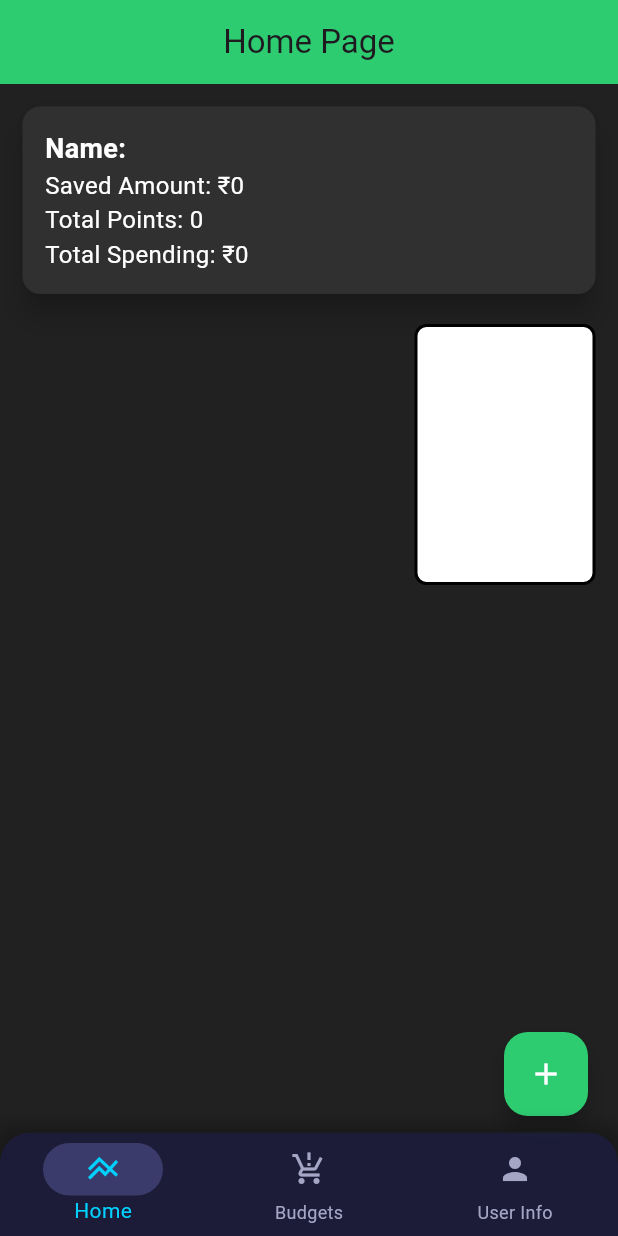
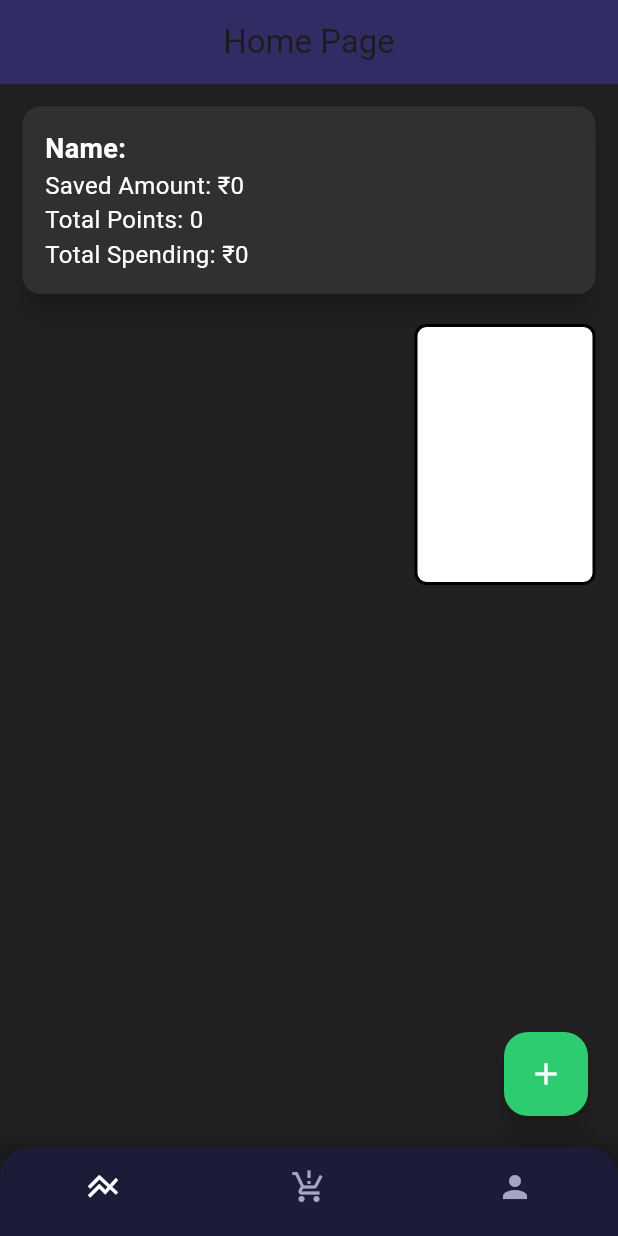
Before and after one commit to viking316/MiniProject, a Flutter app: the screen it shows after launch, on a phone screen of 412 x 824 dp. Run offline on Flutter 3.47's test engine with Material 3 defaults, Android fonts, the phone set to English and light mode, and no system bars; drawn by our look-alikes of fl_chart; our stand-ins replace cloud_firestore, firebase_core, font_awesome_flutter; accounts and stored records are empty.

Commit message:
improves the nav bar, adds line chart into the userinfo

```diff
--- a/lib/BudgetsPage.dart
+++ b/lib/BudgetsPage.dart
@@ -37,8 +37,8 @@ class _BudgetsPage extends State<BudgetsPage> {
           children: [
             Padding(
               padding: const EdgeInsets.only(
-                top: kToolbarHeight + 16, // Offset for AppBar height
-                bottom: 16, // Offset for the bottom content
+                top: kToolbarHeight + 35, // Offset for AppBar height
+                bottom: 60, // Offset for the bottom content
               ),
               child: Column(
                 children: [
--- a/lib/HomePage.dart
+++ b/lib/HomePage.dart
@@ -125,7 +125,7 @@ Widget build(BuildContext context) {
     backgroundColor: Colors.grey[900],
     appBar: AppBar(
       title: const Text("Home Page"),
-      backgroundColor: const Color(0xFF2ECC71),
+      backgroundColor: const Color.fromARGB(255, 50, 44, 101),
       centerTitle: true,
     ),
     body: Stack(
--- a/lib/main.dart
+++ b/lib/main.dart
@@ -101,7 +101,6 @@ class MyApp extends StatefulWidget {
 }
 // import 'package:flutter/material.dart';
 // import 'dart:ui';
-
 class _MyAppState extends State<MyApp> {
   int _selectedpage = 0;
 
@@ -117,6 +116,7 @@ class _MyAppState extends State<MyApp> {
       _selectedpage = index;
     });
   }
+
   @override
   Widget build(BuildContext context) {
     return MaterialApp(
@@ -155,15 +155,24 @@ Widget build(BuildContext context) {
                   currentIndex: _selectedpage,
                   onTap: _updatepage,
                   backgroundColor: Colors.transparent,
-                selectedItemColor: const Color(0xFF00D1FF),
+                  selectedItemColor: const Color.fromARGB(255, 255, 255, 255),
                   unselectedItemColor: const Color(0xFFA5A5C5),
-                showSelectedLabels: true,
-                showUnselectedLabels: true,
+                  showSelectedLabels: false, // Hide selected labels
+                  showUnselectedLabels: false, // Hide unselected labels
                   elevation: 0,
                   items: [
-                  _buildNavItem(Icons.line_axis_sharp, "Home", 0),
-                  _buildNavItem(Icons.production_quantity_limits_sharp, "Budgets", 1),
-                  _buildNavItem(Icons.person, "User Info", 2),
+                    BottomNavigationBarItem(
+                      icon: Icon(Icons.line_axis_sharp),
+                      label: '', // Removed the label completely
+                    ),
+                    BottomNavigationBarItem(
+                      icon: Icon(Icons.production_quantity_limits_sharp),
+                      label: '', // Removed the label completely
+                    ),
+                    BottomNavigationBarItem(
+                      icon: Icon(Icons.person),
+                      label: '', // Removed the label completely
+                    ),
                   ],
                 ),
               ),
@@ -173,6 +182,8 @@ Widget build(BuildContext context) {
       ),
     );
   }
+// }
+
 
 BottomNavigationBarItem _buildNavItem(IconData icon, String label, int index) {
   bool isSelected = _selectedpage == index;
@@ -191,7 +202,7 @@ BottomNavigationBarItem _buildNavItem(IconData icon, String label, int index) {
     ),
     label: label,
   );
-}
+
 
 
 // // Dummy HomePage widget
@@ -215,3 +226,4 @@ BottomNavigationBarItem _buildNavItem(IconData icon, String label, int index) {
 // }
 // print("amazing");
 }
+}
```
Lines whose indentation alone changed are shown as unchanged.
